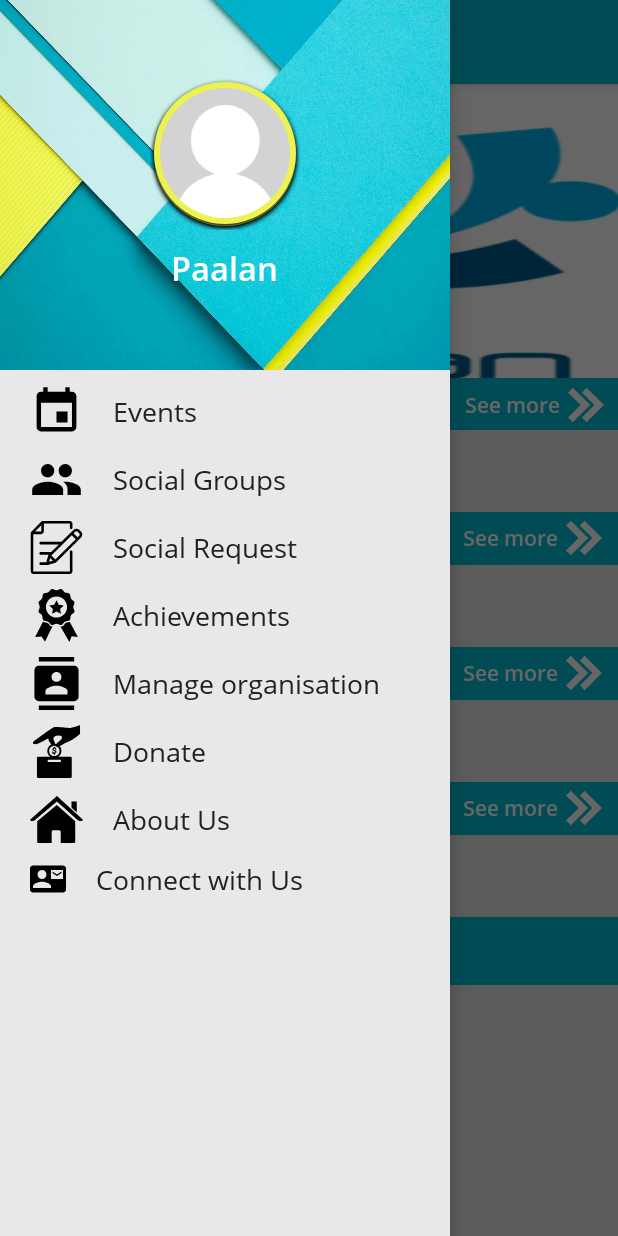
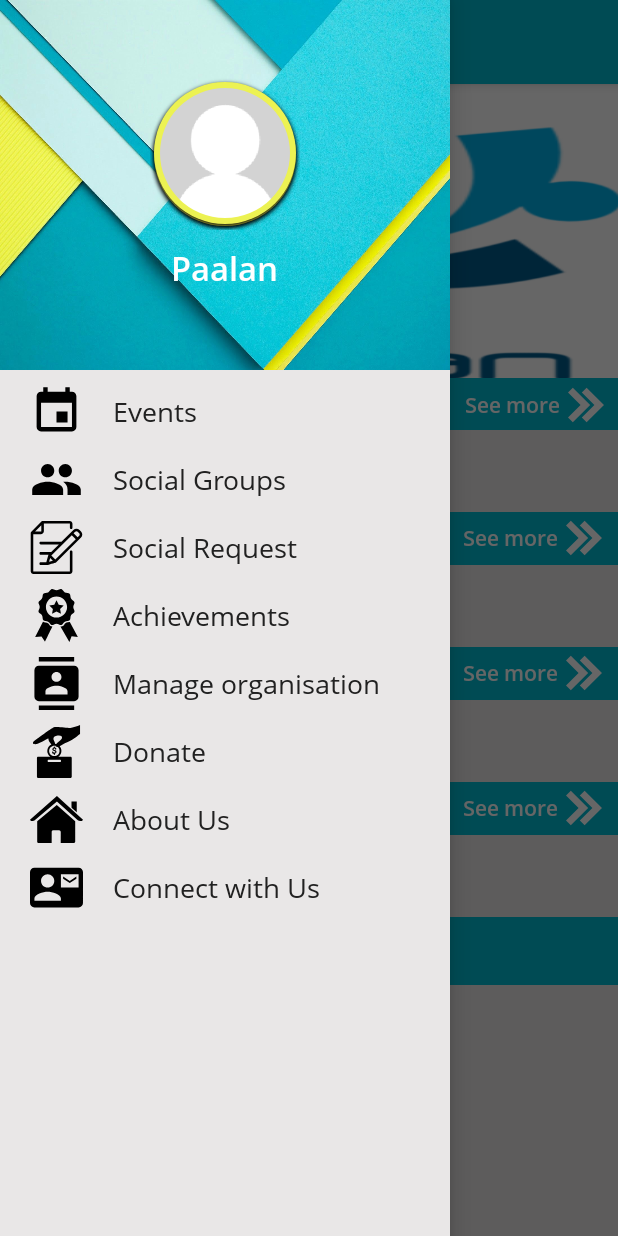
Before and after one commit to MobiowinMobiTech/paalan-android, an Android app: the ActivityFragmentPlatform screen opened directly, with no data from a screen before it, with the side drawer open, on a phone screen of 412 x 824 dp. Run offline under Robolectric (Android 15) with nearby library versions, the phone set to English and light mode, and no system bars; our stand-ins replace Picasso; network calls fail; pictures from the network do not load.

Commit message:
Ignore merging...

```diff
--- a/app/src/main/AndroidManifest.xml
+++ b/app/src/main/AndroidManifest.xml
@@ -9,7 +9,6 @@
     <uses-permission android:name="android.permission.READ_PHONE_STATE" />
     <uses-permission android:name="android.permission.ACCESS_WIFI_STATE" />
     <uses-permission android:name="android.permission.ACCESS_FINE_LOCATION" />
-    <uses-permission android:name="android.permission.ACCESS_COARSE_LOCATION" />
     <uses-permission android:name="android.permission.CAMERA"></uses-permission>
 
 
--- a/app/src/main/java/com/phyder/paalan/activity/ActivityFragmentPlatform.java
+++ b/app/src/main/java/com/phyder/paalan/activity/ActivityFragmentPlatform.java
@@ -310,7 +310,7 @@ public class ActivityFragmentPlatform extends AppCompatActivity implements View.
     @Override
     public void onRequestPermissionsResult(int requestCode,
                                            String permissions[], int[] grantResults) {
-
+        super.onRequestPermissionsResult(requestCode, permissions, grantResults);
         Log.d(TAG, "onRequestPermissionsResult: reqCode "+requestCode);
 
         switch (requestCode) {
--- a/app/src/main/java/com/phyder/paalan/adapter/SlidingImageAdapter.java
+++ b/app/src/main/java/com/phyder/paalan/adapter/SlidingImageAdapter.java
@@ -11,8 +11,10 @@ import android.widget.ImageView;
 
 import com.phyder.paalan.R;
 import com.phyder.paalan.activity.RegisterUser;
+import com.phyder.paalan.social.Social;
 import com.phyder.paalan.utils.ButtonOpenSansSemiBold;
 import com.phyder.paalan.utils.CommanUtils;
+import com.phyder.paalan.utils.PreferenceUtils;
 
 import java.util.List;
 
@@ -27,11 +29,13 @@ public class SlidingImageAdapter extends PagerAdapter {
     private Context context;
     private ButtonOpenSansSemiBold btnRegistration;
     private ImageView imageView;
+    private PreferenceUtils pref;
 
     public SlidingImageAdapter(Context context, List<String> IMAGES) {
         this.context = context;
         this.IMAGES = IMAGES;
         inflater = LayoutInflater.from(context);
+        pref = new PreferenceUtils(context);
     }
 
     @Override
@@ -61,6 +65,19 @@ public class SlidingImageAdapter extends PagerAdapter {
             }
         });
         CommanUtils.updateImage(context, imageView, IMAGES.get(position),R.drawable.paalan_logo);
+
+        try {
+            if(pref.getLoginType().equals(Social.IND_ENTITY)) {
+                if (position == 1) {
+                    btnRegistration.setVisibility(View.VISIBLE);
+                } else {
+                    btnRegistration.setVisibility(View.INVISIBLE);
+                }
+            }
+        }catch (Exception e){
+            e.printStackTrace();
+        }
+
         view.addView(imageLayout, 0);
         return imageLayout;
     }
@@ -79,13 +96,5 @@ public class SlidingImageAdapter extends PagerAdapter {
         return null;
     }
 
-    public void getRegistrationVisible_Invisible(int status){
-        try {
-            btnRegistration.setVisibility(status);
-        }catch (Exception e){
-            e.printStackTrace();
-        }
-
-    }
 
 }
--- a/app/src/main/java/com/phyder/paalan/fragments/FragmentIndDashboard.java
+++ b/app/src/main/java/com/phyder/paalan/fragments/FragmentIndDashboard.java
@@ -56,6 +56,7 @@ public class FragmentIndDashboard extends Fragment implements DialogPopupListene
     private static final String TAG = FragmentIndDashboard.class.getSimpleName();
     private static final int PERMISSION = 1;
     private boolean isFetched = false;
+    private boolean isDeny = false;
 
     private ViewPager mPager;
     private CircleIndicator mCircleIndicator;
@@ -81,7 +82,6 @@ public class FragmentIndDashboard extends Fragment implements DialogPopupListene
     private ArrayList<String> eventLogo,eventIdsLists,groupLogo, groupIdsLists, groupOrgIdsLists, requestIdsLists, achievementIdsLists;
 
     private SlidingImageAdapter slidingImageAdapter;
-
 
     @Override
         public View onCreateView(LayoutInflater inflater, ViewGroup container, Bundle savedInstanceState) {
@@ -150,29 +150,6 @@ public class FragmentIndDashboard extends Fragment implements DialogPopupListene
             slidingImageAdapter =new SlidingImageAdapter(getActivity(), images);
             mPager.setAdapter(slidingImageAdapter);
             mCircleIndicator.setViewPager(mPager);
-            mPager.addOnPageChangeListener(new ViewPager.OnPageChangeListener() {
-                @Override
-                public void onPageScrolled(int position, float positionOffset, int positionOffsetPixels) {
-                    int visibility = position == images.size()-1 ? View.VISIBLE : View.INVISIBLE;
-                    slidingImageAdapter.getRegistrationVisible_Invisible(visibility);
-                    if(position == images.size()-1){
-                        slidingImageAdapter.getRegistrationVisible_Invisible(View.VISIBLE);
-                    }else{
-                        slidingImageAdapter.getRegistrationVisible_Invisible(View.INVISIBLE);
-                    }
-                }
-
-                @Override
-                public void onPageSelected(int position) {
-
-                }
-
-                @Override
-                public void onPageScrollStateChanged(int state) {
-
-                }
-            });
-
         }
 
         private void clickEventFire() {
@@ -245,54 +222,46 @@ public class FragmentIndDashboard extends Fragment implements DialogPopupListene
         }
 
 
-        private boolean requestPermission() {
+    private boolean requestPermission(String permissionName, int permissionRequestCode) {
         if (Build.VERSION.SDK_INT < Build.VERSION_CODES.M) {
             return true;
         }
-
-            if (getActivity().checkSelfPermission(Manifest.permission.ACCESS_COARSE_LOCATION) ==
-                    PackageManager.PERMISSION_GRANTED &&
-                    getActivity().checkSelfPermission(Manifest.permission.ACCESS_FINE_LOCATION) ==
-                    PackageManager.PERMISSION_GRANTED) {
+        if (getActivity().checkSelfPermission(permissionName) == PackageManager.PERMISSION_GRANTED ) {
             return true;
         } else {
-                getActivity().requestPermissions(new String[]{Manifest.permission.ACCESS_COARSE_LOCATION,
-                        Manifest.permission.ACCESS_FINE_LOCATION},
-                        PERMISSION);
+
+            if(!isDeny) {
+                requestPermissions(new String[]{permissionName}, permissionRequestCode);
+            }
         }
         return false;
     }
 
+
     @Override
     public void onRequestPermissionsResult(int requestCode,
                                            String permissions[], int[] grantResults) {
+
        switch (requestCode) {
             case PERMISSION: {
                 if (grantResults.length > 0
-                            && grantResults[0] == PackageManager.PERMISSION_GRANTED &&
-                            grantResults[1] == PackageManager.PERMISSION_GRANTED) {
+                        && grantResults[0] == PackageManager.PERMISSION_GRANTED) {
 
-                        Log.e("permission","Granted");
-                        if(!isFetched)
+                    if (!isFetched)
                         getRetrofitCall();
 
-                    } else {
-                        Log.e("permission","Not Granted");
-                        if(pref.getLocation()!=null) {
+                }else if(pref.getLocation()!=null) {
                     isFetched = true;
+                    isDeny =true;
                     callApi(Double.parseDouble(pref.getLocation().split("~")[0]),
                     Double.parseDouble(pref.getLocation().split("~")[1]));
-                            Log.e("permission","saved Granted");
                 }else {
-                            Log.e("permission","exit");
                     ActivityFragmentPlatform.getFinished(getActivity());
                 }
             }
-                    return;
+        }
     }
 
-            }
-        }
 
 
         public void getRetrofitCall() {
@@ -311,7 +280,8 @@ public class FragmentIndDashboard extends Fragment implements DialogPopupListene
                     pref.setLocation(latitude + "~" + longitude);
                     isFetched = true;
                     callApi(latitude, longitude);
-                }else if(!NetworkUtil.isWifiConnected(getActivity())){
+                }
+                else if(!NetworkUtil.isWifiConnected(getActivity())){
                     CommanUtils.showWifiLocationDialog(getActivity(),this);
                 }else{
                     CommanUtils.showRetryDialog(getActivity(),this);
@@ -625,21 +595,16 @@ public class FragmentIndDashboard extends Fragment implements DialogPopupListene
         @Override
         public void onResume() {
             super.onResume();
-
             ActivityFragmentPlatform.changeToolbarTitleIcon(getResources().getString(R.string.dash_borad),
                     R.drawable.ic_menu_black_24dp);
             initializeTimer();
             getPopulated();
 
-            Log.e("isFetched","isFetched : "+isFetched);
-            if (requestPermission()) {
-                Log.e("isFetched","requestPermission ");
+             if (requestPermission(Manifest.permission.ACCESS_FINE_LOCATION, PERMISSION)){
                 if(!isFetched) {
                     getRetrofitCall();
-                    Log.e("isFetched", "getRetrofitCall ");
                 }
              }
-
         }
 
 
--- a/app/src/main/res/drawable/ic_contact_mail.xml
+++ b/app/src/main/res/drawable/ic_contact_mail.xml
@@ -1,6 +1,6 @@
 <vector xmlns:android="http://schemas.android.com/apk/res/android"
-        android:width="24dp"
-        android:height="24dp"
+        android:width="35dp"
+        android:height="35dp"
         android:viewportWidth="24.0"
         android:viewportHeight="24.0">
     <path
--- a/app/src/main/res/drawable/ic_login.xml
+++ b/app/src/main/res/drawable/ic_login.xml
@@ -1,5 +1,5 @@
-<vector android:height="35dp" android:viewportHeight="320.0"
-    android:viewportWidth="320.0" android:width="35dp" xmlns:android="http://schemas.android.com/apk/res/android">
+<vector android:height="20dp" android:viewportHeight="320.0"
+    android:viewportWidth="320.0" android:width="20dp" xmlns:android="http://schemas.android.com/apk/res/android">
     <path android:fillColor="#FF000000" android:pathData="M169.4,194.4c-5.9,5.9 -5.9,15.4 0,21.2c2.9,2.9 6.8,4.4 10.6,4.4c3.8,0 7.7,-1.5 10.6,-4.4l45,-45c0.3,-0.4 0.7,-0.7 1,-1.1c0.1,-0.2 0.3,-0.3 0.4,-0.5c0.2,-0.2 0.3,-0.4 0.5,-0.7c0.1,-0.2 0.3,-0.4 0.4,-0.6c0.1,-0.2 0.3,-0.4 0.4,-0.6c0.1,-0.2 0.2,-0.4 0.3,-0.7c0.1,-0.2 0.2,-0.4 0.3,-0.7c0.1,-0.2 0.2,-0.4 0.2,-0.7c0.1,-0.2 0.2,-0.5 0.3,-0.7c0.1,-0.2 0.1,-0.4 0.2,-0.7c0.1,-0.2 0.1,-0.5 0.2,-0.8c0.1,-0.3 0.1,-0.5 0.1,-0.8c0,-0.2 0.1,-0.4 0.1,-0.7c0,-0.5 0.1,-1 0.1,-1.5c0,-0 0,-0 0,-0c0,-0 -0,-0 -0,-0c-0,-0.5 -0,-1 -0.1,-1.5c-0,-0.2 -0.1,-0.4 -0.1,-0.7c-0,-0.3 -0.1,-0.5 -0.1,-0.8c-0.1,-0.3 -0.1,-0.5 -0.2,-0.7c-0.1,-0.2 -0.1,-0.5 -0.2,-0.7c-0.1,-0.2 -0.2,-0.5 -0.2,-0.7c-0.1,-0.2 -0.2,-0.5 -0.2,-0.7c-0.1,-0.2 -0.2,-0.4 -0.3,-0.6c-0.1,-0.2 -0.2,-0.5 -0.3,-0.7c-0.1,-0.2 -0.2,-0.4 -0.4,-0.6c-0.1,-0.2 -0.3,-0.4 -0.4,-0.7c-0.1,-0.2 -0.3,-0.4 -0.5,-0.6c-0.1,-0.2 -0.3,-0.4 -0.4,-0.5c-0.3,-0.4 -0.6,-0.7 -0.9,-1c-0,-0 -0,-0 -0,-0.1l-45,-45c-5.9,-5.9 -15.4,-5.9 -21.2,0c-5.9,5.9 -5.9,15.4 0,21.2l19.4,19.4H15c-8.3,0 -15,6.7 -15,15c0,8.3 6.7,15 15,15h173.8L169.4,194.4z"/>
     <path android:fillColor="#FF000000" android:pathData="M305,25H115c-8.3,0 -15,6.7 -15,15v60c0,8.3 6.7,15 15,15s15,-6.7 15,-15V55h160V265H130v-45c0,-8.3 -6.7,-15 -15,-15s-15,6.7 -15,15V280c0,8.3 6.7,15 15,15h190c8.3,0 15,-6.7 15,-15V40C320,31.7 313.3,25 305,25z"/>
 </vector>
--- /dev/null
+++ b/app/src/main/res/drawable/ic_signup.xml
@@ -0,0 +1,7 @@
+<vector android:height="20dp" android:viewportHeight="44.688"
+    android:viewportWidth="44.688" android:width="20dp" xmlns:android="http://schemas.android.com/apk/res/android">
+    <path android:fillColor="#FF000000" android:pathData="M25.01,39.12c-0.34,0.47 -0.83,0.82 -1.39,0.98l-2.79,0.76c-0.22,0.06 -0.44,0.09 -0.67,0.09c-0.51,0 -1.01,-0.16 -1.43,-0.45c-0.62,-0.43 -1,-1.1 -1.06,-1.83l-0.25,-2.88c-0.06,-0.59 0.1,-1.18 0.44,-1.66l0.1,-0.15H8.01c-0.8,0 -1.45,-0.66 -1.45,-1.46c0,-0.8 0.65,-1.47 1.45,-1.47h12.05l2.69,-3.85H8.01c-0.8,0 -1.45,-0.66 -1.45,-1.47s0.65,-1.47 1.45,-1.47l16.81,-0.04l6.3,-9.04V8.5c0,-1.1 -0.85,-1.99 -1.95,-1.99h-4.83v3.82c0,1.8 -1.47,3.23 -3.27,3.23h-9.71c-1.8,0 -3.23,-1.43 -3.23,-3.23V6.51H3.27c-1.1,0 -1.99,0.89 -1.99,1.99V42.65c0,1.1 0.89,2.04 1.99,2.04h25.91c1.1,0 1.95,-0.94 1.95,-2.04V30.44L25.01,39.12zM8.01,17.5h16.42c0.8,0 1.45,0.66 1.45,1.46c0,0.8 -0.65,1.47 -1.45,1.47H8.01c-0.8,0 -1.45,-0.66 -1.45,-1.47C6.56,18.16 7.21,17.5 8.01,17.5z"/>
+    <path android:fillColor="#FF000000" android:pathData="M11.4,11.64h9.7c0.73,0 1.33,-0.6 1.33,-1.33V4.73c0,-0.74 -0.6,-1.33 -1.33,-1.33h-1.46C19.63,1.52 18.1,0 16.22,0c-1.88,0 -3.4,1.52 -3.41,3.39H11.4c-0.74,0 -1.33,0.6 -1.33,1.33v5.58C10.07,11.04 10.66,11.64 11.4,11.64zM16.22,1.89c0.83,0 1.51,0.67 1.52,1.5H14.7C14.71,2.56 15.39,1.89 16.22,1.89z"/>
+    <path android:fillColor="#FF000000" android:pathData="M43.39,8.98c-0.05,-0.25 -0.19,-0.47 -0.39,-0.61l-2.43,-1.69c-0.16,-0.12 -0.35,-0.17 -0.54,-0.17c-0.3,0 -0.59,0.14 -0.77,0.4L22.06,31.57l3.97,2.77L43.24,9.68C43.38,9.48 43.44,9.22 43.39,8.98z"/>
+    <path android:fillColor="#FF000000" android:pathData="M19.35,35.6l0.25,2.9c0.01,0.17 0.1,0.32 0.24,0.41c0.1,0.07 0.21,0.1 0.32,0.1c0.05,0 0.1,-0.01 0.15,-0.02l2.81,-0.77c0.13,-0.04 0.24,-0.11 0.31,-0.22l1.05,-1.51l-3.98,-2.77l-1.05,1.51C19.38,35.34 19.34,35.47 19.35,35.6z"/>
+</vector>
--- a/app/src/main/res/layout/activity_login.xml
+++ b/app/src/main/res/layout/activity_login.xml
@@ -10,7 +10,7 @@
         android:gravity="center"
         android:padding="7dp"
         style="@style/NewTaskHeaderText"
-        android:text="@string/login"
+        android:text="@string/signIn"
         android:textSize="@dimen/dp_25"
         android:textAppearance="@style/Base.TextAppearance.AppCompat.Medium"
         android:layout_above="@+id/card_view"
--- a/app/src/main/res/layout/individual_drawer.xml
+++ b/app/src/main/res/layout/individual_drawer.xml
@@ -94,7 +94,7 @@
             android:layout_height="wrap_content"
             android:text="@string/signin"
             android:textColor="@color/primary_text"
-            android:drawableLeft="@drawable/ic_dot"
+            android:drawableLeft="@drawable/ic_login"
             android:drawablePadding="20dp"
             android:gravity="center_vertical"
             android:layout_marginTop="10dp"
@@ -107,11 +107,11 @@
             android:id="@+id/txtIndRegister"
             android:layout_width="match_parent"
             android:layout_height="wrap_content"
-            android:text="@string/registers"
+            android:text="@string/signUp"
             android:drawablePadding="20dp"
             android:layout_marginTop="10dp"
             android:layout_marginLeft="20dp"
-            android:drawableLeft="@drawable/ic_dot"
+            android:drawableLeft="@drawable/ic_signup"
             android:gravity="center_vertical"
             android:textColor="@color/primary_text"
             android:textAppearance="@style/Base.TextAppearance.AppCompat.Medium"/>
--- a/app/src/main/res/layout/slidingimages_layout.xml
+++ b/app/src/main/res/layout/slidingimages_layout.xml
@@ -15,10 +15,10 @@
     <com.phyder.paalan.utils.ButtonOpenSansSemiBold
         android:id="@+id/btn_register"
         android:layout_width="wrap_content"
-        android:layout_height="30dp"
+        android:layout_height="35dp"
         android:textAllCaps="false"
         android:background="@drawable/background_button"
-        android:text="@string/register"
+        android:text="@string/register_ord"
         android:textColor="@drawable/button_text_color"
         android:textAppearance="@style/Base.TextAppearance.AppCompat.Medium"
         android:layout_gravity="bottom|right"
--- a/app/src/main/res/values/strings.xml
+++ b/app/src/main/res/values/strings.xml
@@ -43,6 +43,7 @@
     <string name="join_ngo">JOIN NGO + </string>
     <string name="testing">Testing</string>
     <string name="register">Register</string>
+    <string name="register_ord">Register your organization</string>
     <string name="test_service">Test Service</string>
 
     <string name="login_as_organization">Login as Organization</string>
@@ -68,7 +69,8 @@
     <string name="city">City</string>
     <string name="pincode">Pincode</string>
     <string name="login">Login</string>
-
+    <string name="signIn">SignIn</string>
+    <string name="signUp">Sign Up</string>
     <string name="toolbar_title">Title</string>
 
     <string name="name">Name</string>
```
Also changed, not shown: 1 other file. Lines whose indentation alone changed are shown as unchanged.
